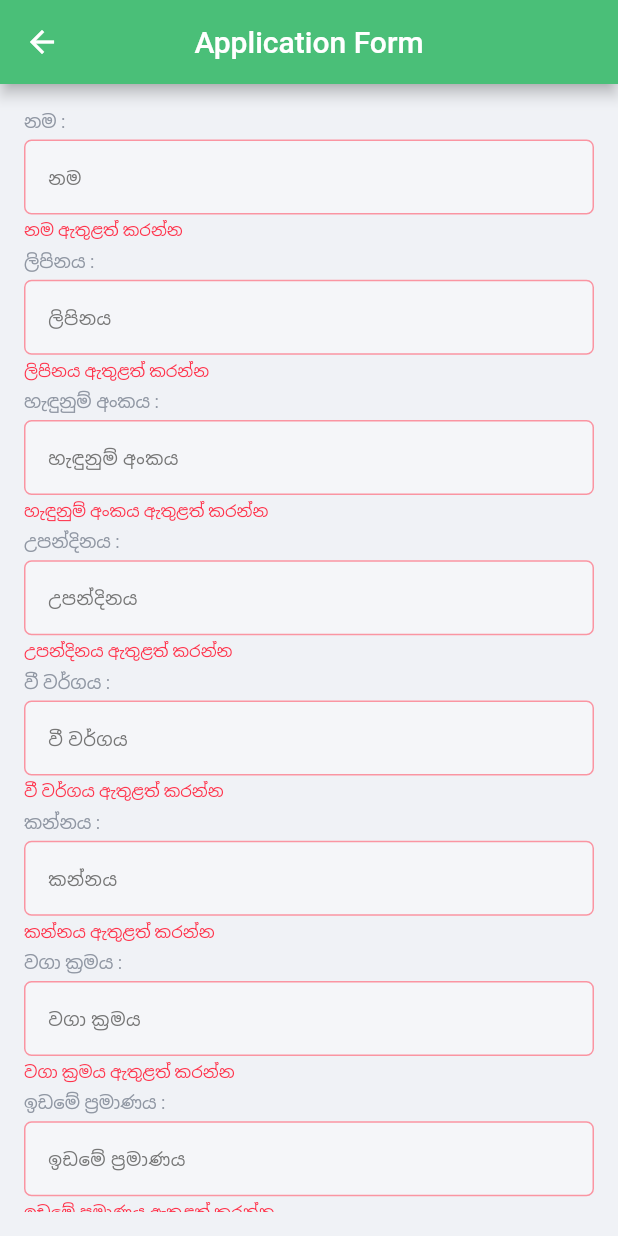
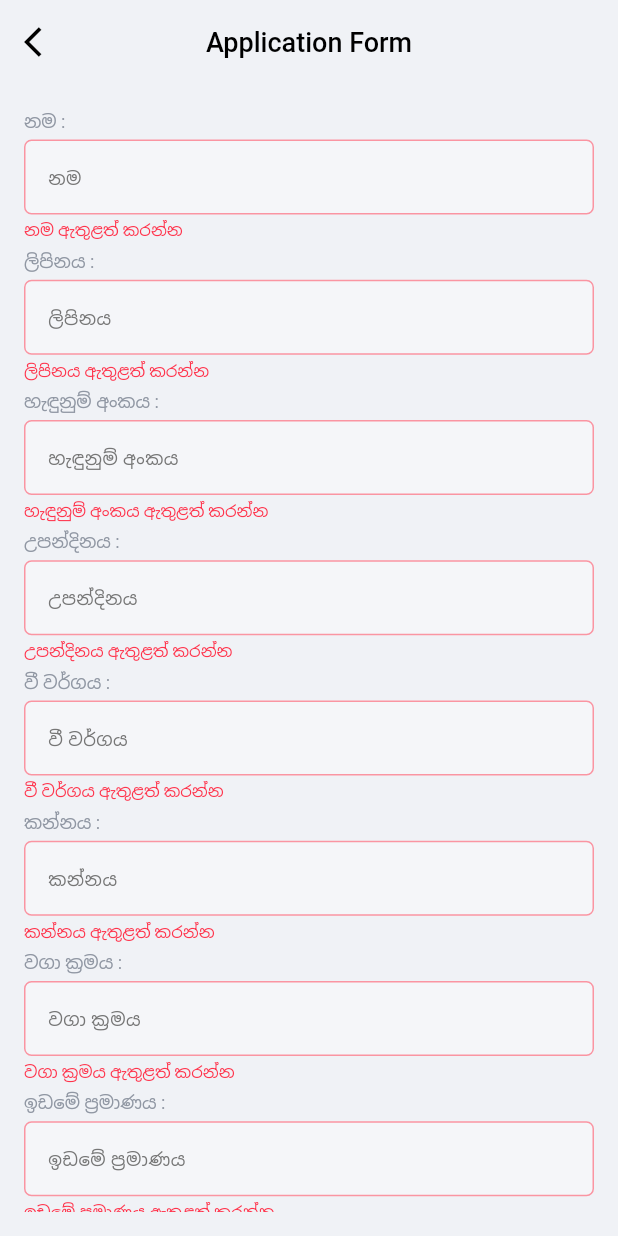
Before and after one commit to ima17/agricultural_insurance_system, a Flutter app: the ApplicationScreen screen opened directly with empty values, on a phone screen of 412 x 824 dp. Run offline on Flutter 3.47's test engine with Material 2 defaults, Android fonts, the phone set to English and light mode, and no system bars; our stand-ins replace faker, flutter_spinkit, font_awesome_flutter, geolocator, google_maps_flutter, syncfusion_flutter_gauges; missing offline and left inert: flutter_sound; project files that could hold a hidden picture were left out.

Commit message:
Change appbar

```diff
--- a/lib/screens/application_screen.dart
+++ b/lib/screens/application_screen.dart
@@ -3,6 +3,8 @@ import 'package:agricultural_insurance_system/models/application_data.dart';
 import 'package:agricultural_insurance_system/utils/form_utils.dart';
 import 'package:agricultural_insurance_system/widgets/button_widget.dart';
 import 'package:agricultural_insurance_system/widgets/input_widget.dart';
+
+import '../widgets/custom_app_bar.dart';
 
 class ApplicationScreen extends StatefulWidget {
   final ApplicationData? applicationData;
@@ -21,15 +23,13 @@ class _ApplicationScreenState extends State<ApplicationScreen> {
   @override
   void initState() {
     super.initState();
-    _nameController.text = widget.applicationData!.name ?? '';
+    _nameController.text = widget.applicationData!.name;
   }
 
   @override
   Widget build(BuildContext context) {
     return Scaffold(
-      appBar: AppBar(
-        title: const Text('Application Form'),
-      ),
+      appBar: CustomAppBar(elevation: 0, title: 'Application Form'),
       body: Padding(
         padding: const EdgeInsets.all(16.0),
         child: Form(
--- a/lib/screens/prediction_screen.dart
+++ b/lib/screens/prediction_screen.dart
@@ -10,6 +10,7 @@ import 'package:font_awesome_flutter/font_awesome_flutter.dart';
 
 import '../services/prediction_service.dart';
 import '../widgets/button_widget.dart';
+import '../widgets/custom_app_bar.dart';
 import '../widgets/loading_widget.dart';
 
 class PredictionScreen extends StatefulWidget {
@@ -56,9 +57,7 @@ class _PredictionScreenState extends State<PredictionScreen> {
   Widget build(BuildContext context) {
     return !isLoading
         ? Scaffold(
-            appBar: AppBar(
-              title: const Text('Predicted Premium'),
-            ),
+            appBar: CustomAppBar(elevation: 0, title: 'Predicted Preemium'),
             body: Padding(
               padding: const EdgeInsets.all(20.0),
               child: Column(
--- a/lib/screens/recording_screen.dart
+++ b/lib/screens/recording_screen.dart
@@ -8,6 +8,8 @@ import 'package:flutter/material.dart';
 import 'package:flutter_sound/flutter_sound.dart';
 import 'package:http/http.dart' as http;
 import 'package:path_provider/path_provider.dart';
+
+import '../widgets/custom_app_bar.dart';
 
 class RecordingScreen extends StatefulWidget {
   const RecordingScreen({Key? key}) : super(key: key);
@@ -22,9 +24,7 @@ class _RecordingScreenState extends State<RecordingScreen> {
   @override
   Widget build(BuildContext context) {
     return Scaffold(
-      appBar: AppBar(
-        title: const Text('Record the Voice'),
-      ),
+      appBar: CustomAppBar(elevation: 0, title: 'Record the Audio'),
       body: Center(
         child: Column(
           mainAxisAlignment: MainAxisAlignment.center,
--- a/lib/screens/result_screen.dart
+++ b/lib/screens/result_screen.dart
@@ -6,6 +6,7 @@ import '../models/district_data.dart';
 import '../models/flood_risk_data.dart';
 import '../models/prediction_data.dart';
 import '../models/whether_risk_data.dart';
+import '../widgets/custom_app_bar.dart';
 import 'recording_screen.dart';
 
 class ResultScreen extends StatefulWidget {
@@ -67,9 +68,7 @@ class _ResultScreenState extends State<ResultScreen> {
   @override
   Widget build(BuildContext context) {
     return Scaffold(
-      appBar: AppBar(
-        title: const Text('Result'),
-      ),
+      appBar: CustomAppBar(elevation: 0, title: 'Results'),
       body: Column(
         children: [
           Expanded(
--- a/lib/screens/risks_show_screen.dart
+++ b/lib/screens/risks_show_screen.dart
@@ -1,3 +1,4 @@
+import 'package:agricultural_insurance_system/widgets/custom_app_bar.dart';
 import 'package:agricultural_insurance_system/widgets/loading_widget.dart';
 import 'package:agricultural_insurance_system/widgets/location_card.dart';
 import 'package:flutter/material.dart';
@@ -60,9 +61,7 @@ class _RiskShowScreenState extends State<RiskShowScreen> {
   Widget build(BuildContext context) {
     return !isLoading
         ? Scaffold(
-            appBar: AppBar(
-              title: const Text('Risk Details'),
-            ),
+            appBar: CustomAppBar(elevation: 0, title: 'Risk Details'),
             body: Padding(
               padding: const EdgeInsets.all(16.0),
               child: ListView(
```
Also changed, not shown: lib/screens/map_screen.dart (+2 -9 lines).
